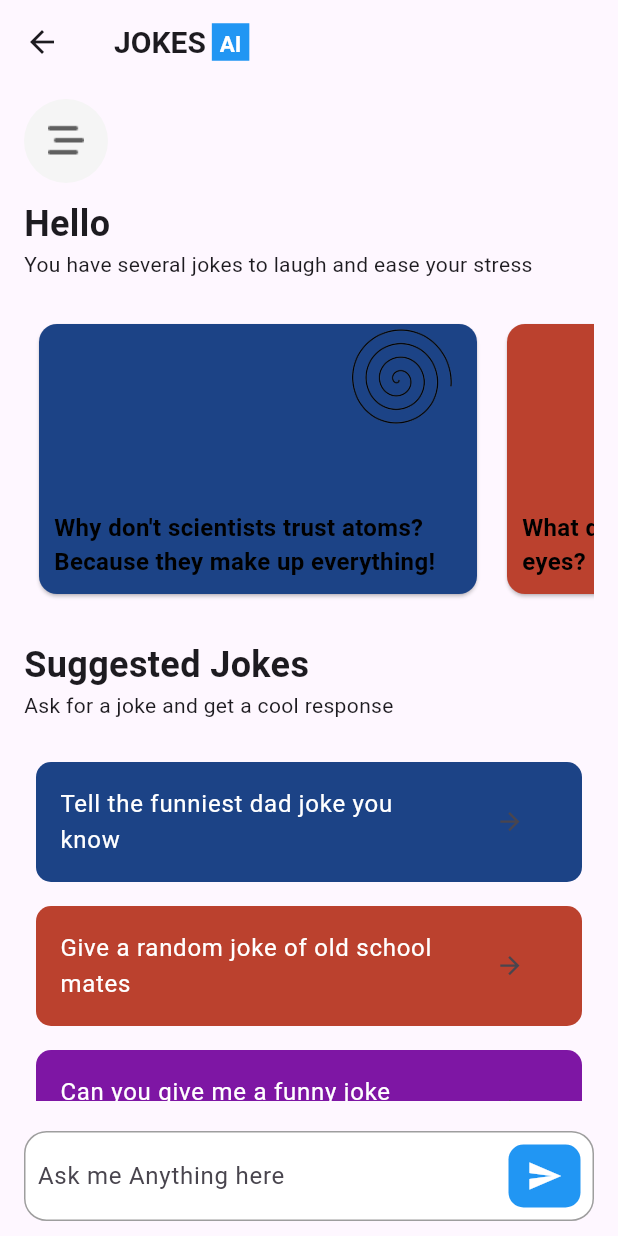
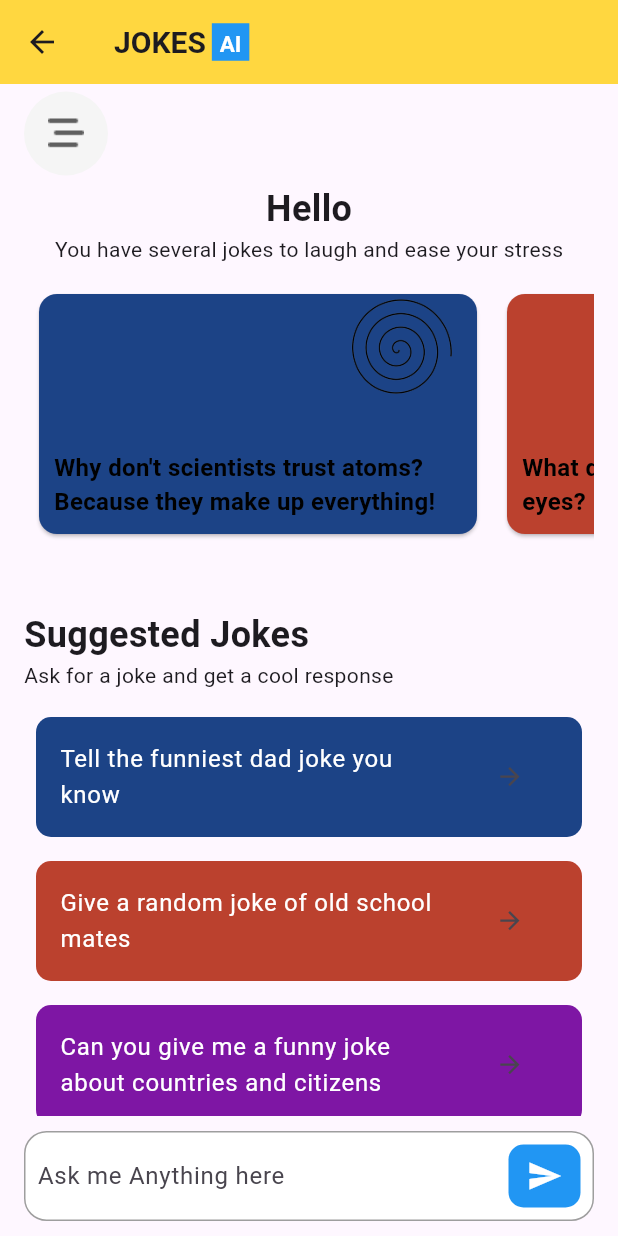
Before and after one commit to AdahGodwin/joke-ai-app, a Flutter app: the NavScreen screen opened by its route, on a phone screen of 412 x 824 dp. Run offline on Flutter 3.47's test engine with Material 3 defaults, Android fonts, the phone set to English and light mode, and no system bars; our stand-ins replace google_fonts, shared_preferences; missing offline and left inert: hng_authentication, hngx_openai, jumping_dot; accounts and stored records are empty.

Commit message:
overflow fix on home screen

```diff
--- a/lib/screens/Auth/login_screen.dart
+++ b/lib/screens/Auth/login_screen.dart
@@ -74,7 +74,7 @@ class LoginFormState extends State<LoginForm> {
                     height: 70,
                   ),
                   Text(
-                    "Create Account",
+                    "Login Account",
                     style: GoogleFonts.lato(
                       textStyle: const TextStyle(
                         letterSpacing: .5,
@@ -189,7 +189,6 @@ class LoginFormState extends State<LoginForm> {
                                         Colors.red,
                                         "An Error Occured",
                                       );
-                                      // print(error);
                                     }
                                   },
                             child: Text(
--- a/lib/screens/home_screen.dart
+++ b/lib/screens/home_screen.dart
@@ -21,6 +21,7 @@ class HomeScreen extends StatelessWidget {
   Widget build(BuildContext context) {
     return Scaffold(
       appBar: AppBar(
+        backgroundColor: Colors.amberAccent,
         title: Row(
           children: [
             Container(
@@ -58,7 +59,7 @@ class HomeScreen extends StatelessWidget {
           crossAxisAlignment: CrossAxisAlignment.start,
           children: [
             Container(
-              margin: const EdgeInsets.symmetric(vertical: 10),
+              margin: const EdgeInsets.symmetric(vertical: 5),
               decoration: BoxDecoration(
                 borderRadius: BorderRadius.circular(100),
                 color: Colors.grey[100],
@@ -69,17 +70,30 @@ class HomeScreen extends StatelessWidget {
                 onPressed: isDrawerOpen ? closeDrawer : openDrawer,
               ),
             ),
+            Expanded(
+              child: SingleChildScrollView(
+                child: Column(
+                  children: [
                     const Text(
                       'Hello',
-              style: TextStyle(fontWeight: FontWeight.bold, fontSize: 24),
+                      textAlign: TextAlign.left,
+                      style: TextStyle(
+                        fontWeight: FontWeight.bold,
+                        fontSize: 24,
                       ),
-            const Text('You have several jokes to laugh and ease your stress'),
+                    ),
+                    const Text(
+                        'You have several jokes to laugh and ease your stress'),
                     const SizedBox(
-              height: 20.0,
+                      height: 10.0,
                     ),
                     ScrollingCards(),
+                  ],
+                ),
+              ),
+            ),
             const SizedBox(
-              height: 20.0,
+              height: 10.0,
             ),
             const Text(
               'Suggested Jokes',
@@ -87,14 +101,15 @@ class HomeScreen extends StatelessWidget {
             ),
             const Text('Ask for a joke and get a cool response'),
             const SizedBox(
-              height: 20,
+              height: 10,
             ),
             Expanded(
                 child: JokeSuggestion(
-                  selectedChatId: selectedJokeId, showHome: showHome),
-            ),
+              selectedChatId: selectedJokeId,
+              showHome: showHome,
+            )),
             const SizedBox(
-              height: 20,
+              height: 10,
             ),
             Container(
               margin: const EdgeInsets.fromLTRB(0, 0, 0, 10),
--- a/lib/screens/joke_screen/joke_screen.dart
+++ b/lib/screens/joke_screen/joke_screen.dart
@@ -82,7 +82,6 @@ class ChatScreen extends StatelessWidget {
                       ),
                     ],
                   ),
-                // const Spacer(),
                 Container(
                   height: 60,
                   padding: const EdgeInsets.all(8),
--- a/lib/screens/menu/current_screen.dart
+++ b/lib/screens/menu/current_screen.dart
@@ -47,7 +47,7 @@ class CurrentScreen extends StatelessWidget {
             BoxShadow(
               color: Color.fromARGB(239, 233, 232, 232),
               blurRadius: 10,
-              offset: Offset(-5, 0), // Shadow position
+              offset: Offset(-5, 0),
             ),
           ],
           borderRadius: BorderRadius.circular(25),
--- a/lib/screens/menu/joke_list_screen.dart
+++ b/lib/screens/menu/joke_list_screen.dart
@@ -31,7 +31,7 @@ class JokeListScreen extends StatelessWidget {
       body: SafeArea(
         child: SingleChildScrollView(
           child: Container(
-            padding: const EdgeInsets.only(top: 28.0, left: 10, bottom: 20),
+            padding: const EdgeInsets.only(top: 20.0, left: 10, bottom: 20),
             width: 280,
             child: Column(
               crossAxisAlignment: CrossAxisAlignment.start,
@@ -41,7 +41,7 @@ class JokeListScreen extends StatelessWidget {
                   style: TextStyle(fontSize: 24, fontWeight: FontWeight.bold),
                 ),
                 const SizedBox(
-                  height: 30,
+                  height: 20,
                 ),
                 SizedBox(
                   width: double.infinity,
@@ -66,16 +66,16 @@ class JokeListScreen extends StatelessWidget {
                   ),
                 ),
                 const SizedBox(
-                  height: 30,
+                  height: 20,
                 ),
                 SizedBox(
-                  height: MediaQuery.of(context).size.height * 0.7,
+                  height: MediaQuery.of(context).size.height * 0.6,
                   child: ListView.builder(
                     itemCount: jokes.length,
                     itemBuilder: (context, index) => ListTile(
                       titleAlignment: ListTileTitleAlignment.top,
                       contentPadding: const EdgeInsets.symmetric(
-                          horizontal: 0, vertical: 10),
+                          horizontal: 0, vertical: 5),
                       leading: CircleAvatar(
                         radius: 17,
                         backgroundColor: Colors.grey[100],
@@ -107,7 +107,6 @@ class JokeListScreen extends StatelessWidget {
                 Row(
                   children: [
                     CircleAvatar(
-                      // radius: 17,
                       backgroundColor: Colors.grey[100],
                       child: IconButton(
                         onPressed: () {
@@ -130,7 +129,6 @@ class JokeListScreen extends StatelessWidget {
                       width: 30,
                     ),
                     CircleAvatar(
-                      // radius: 20,
                       backgroundColor: Colors.grey[100],
                       child: IconButton(
                         onPressed: () async {
--- a/lib/widgets/joke_suggestion.dart
+++ b/lib/widgets/joke_suggestion.dart
@@ -32,10 +32,7 @@ class JokeSuggestion extends StatelessWidget {
   @override
   Widget build(BuildContext context) {
     Random random = Random();
-    return Column(
-      children: [
-        Expanded(
-          child: ListView.builder(
+    return ListView.builder(
       itemCount: suggestedJokes.length,
       itemBuilder: (context, index) {
         return Container(
@@ -60,15 +57,13 @@ class JokeSuggestion extends StatelessWidget {
             ),
             // onTap: () {},
             onTap: () async {
-                    Provider.of<ChatsProvider>(context, listen: false)
-                        .sendMessage({
+              Provider.of<ChatsProvider>(context, listen: false).sendMessage({
                 "sender": "user1",
                 "message": suggestedJokes[index].jokeTitle,
               }, selectedChatId, true);
               String error = await Provider.of<ChatsProvider>(context,
                       listen: false)
-                        .sendRequest(
-                            suggestedJokes[index].jokeTitle, selectedChatId);
+                  .sendRequest(suggestedJokes[index].jokeTitle, selectedChatId);
               showHome(false);
               if (error.isNotEmpty) {
                 if (!context.mounted) return;
@@ -80,15 +75,13 @@ class JokeSuggestion extends StatelessWidget {
                       title: const Text("Error"),
                       content: Text(error),
                     );
-                          });
+                  },
+                );
               }
             },
           ),
         );
       },
-          ),
-        ),
-      ],
     );
   }
 }
--- a/lib/widgets/scrolling_cards.dart
+++ b/lib/widgets/scrolling_cards.dart
@@ -23,7 +23,7 @@ class ScrollingCards extends StatelessWidget {
   Widget build(BuildContext context) {
     Random random = Random();
     return SizedBox(
-      height: 200,
+      height: 180,
       child: ListView.builder(
         scrollDirection: Axis.horizontal,
         itemCount: cardTitles.length,
```
Lines whose indentation alone changed are shown as unchanged.
